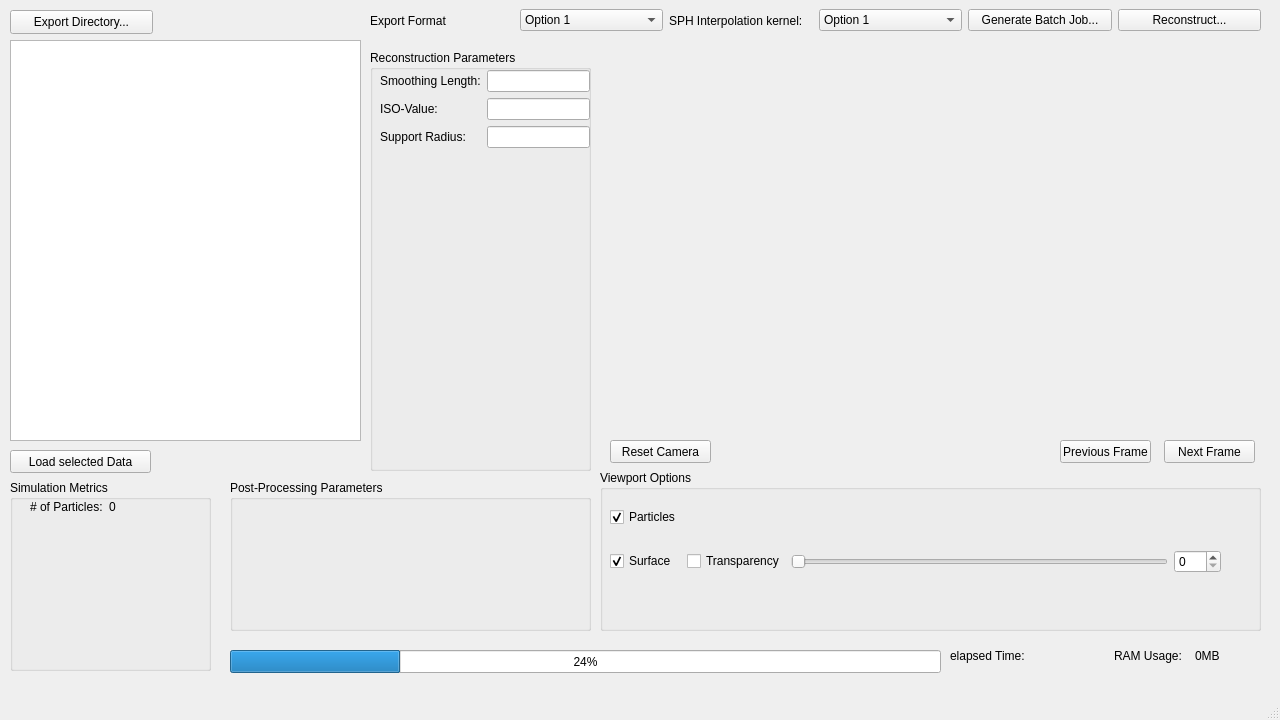
CedricM9/SPH-Surface-Reconstruction, file LabProject/mainwindow.ui: the form before one commit.
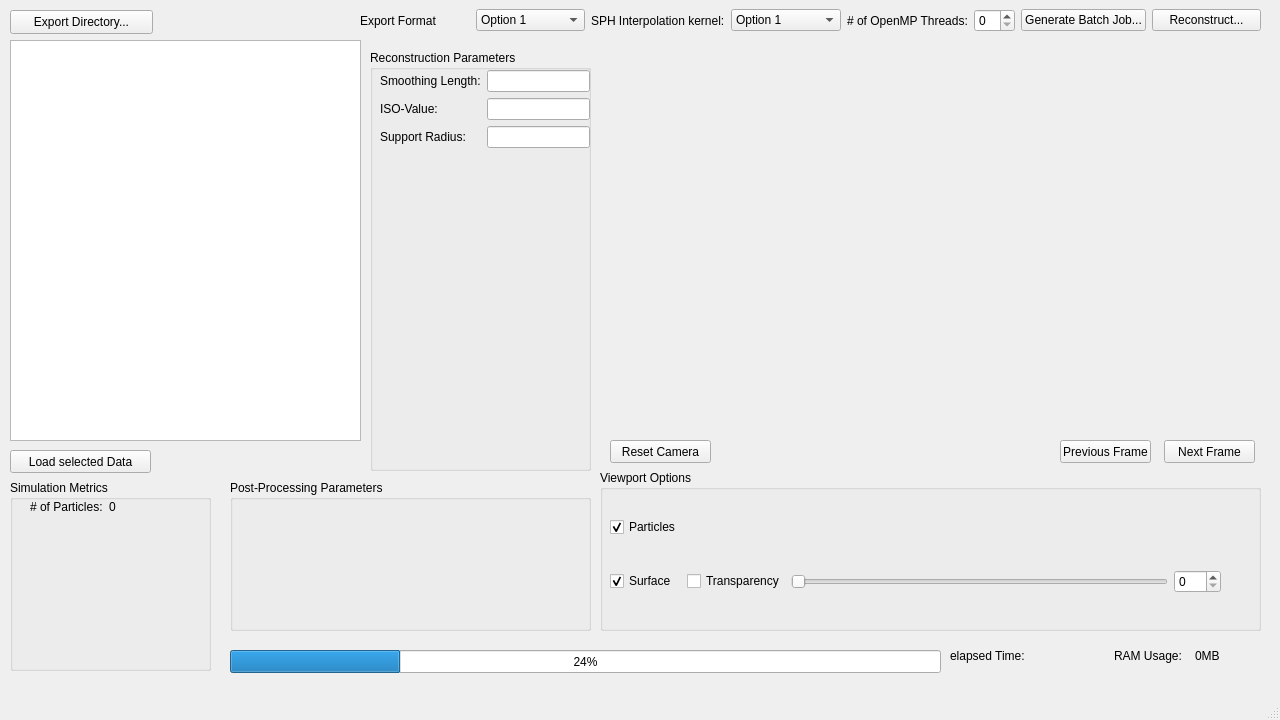
The form after the commit. Icons and pictures are not drawn.

Commit message: Add openMP and NumThreadsSpinBox

What changed in the file:
```diff
--- a/LabProject/mainwindow.ui
+++ b/LabProject/mainwindow.ui
@@ -152,7 +152,7 @@
        <x>10</x>
        <y>20</y>
        <width>611</width>
-       <height>101</height>
+       <height>131</height>
       </rect>
      </property>
      <layout class="QGridLayout" name="viewportGridLayout">
@@ -221,9 +221,9 @@
    <widget class="QWidget" name="horizontalLayoutWidget">
     <property name="geometry">
      <rect>
-      <x>370</x>
+      <x>360</x>
       <y>0</y>
-      <width>891</width>
+      <width>901</width>
       <height>41</height>
      </rect>
     </property>
@@ -280,6 +280,24 @@
        </item>
       </widget>
      </item>
+     <item>
+      <layout class="QHBoxLayout" name="topInnerHorizontalLayout">
+       <item>
+        <widget class="QLabel" name="ompNumThreadsLabel">
+         <property name="text">
+          <string># of OpenMP Threads:</string>
+         </property>
+        </widget>
+       </item>
+       <item>
+        <widget class="QSpinBox" name="ompNumThreadsSpinBox">
+         <property name="maximum">
+          <number>64</number>
+         </property>
+        </widget>
+       </item>
+      </layout>
+     </item>
      <item>
       <widget class="QPushButton" name="batchJobPushButton">
        <property name="text">
```
The commit also changes 3 other files.
